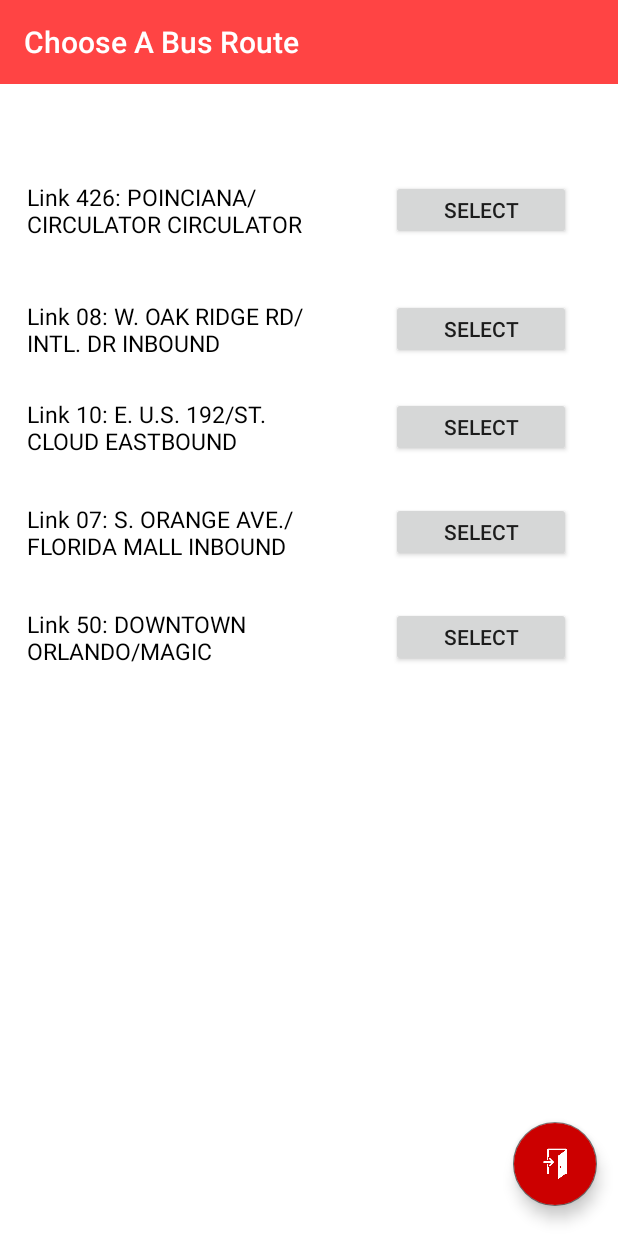
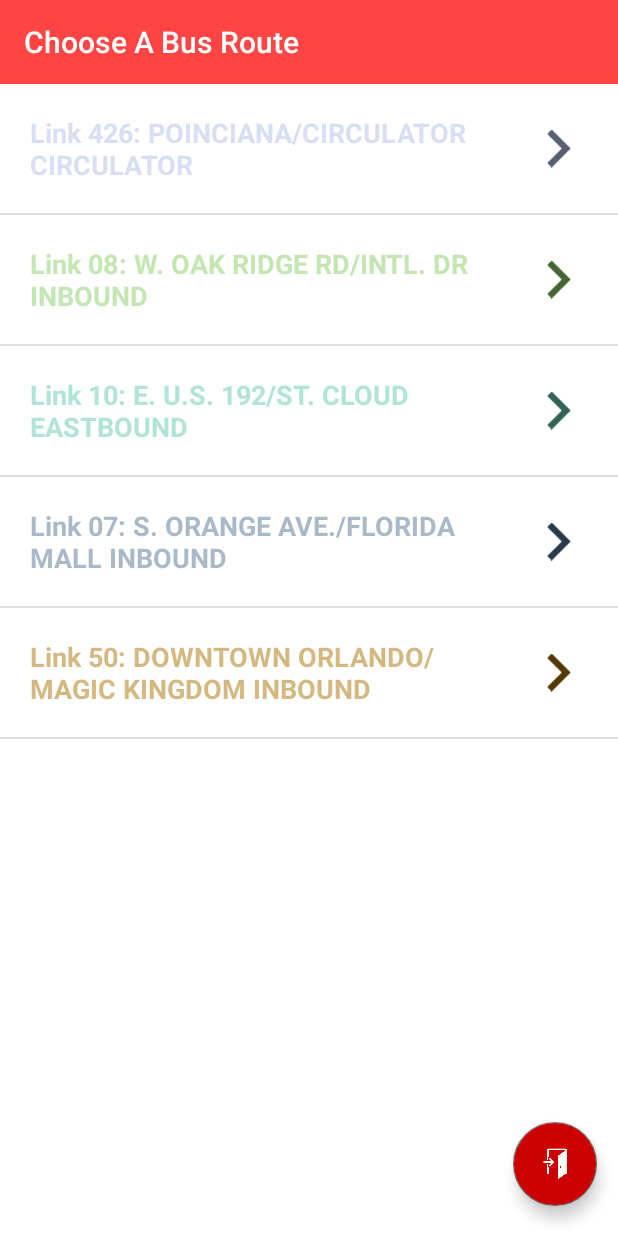
Before and after one commit to collinspeight/BusTracker, an Android app: the MainActivity screen opened directly, with no data from a screen before it, on a phone screen of 412 x 824 dp. Run offline under Robolectric (Android 15) with nearby library versions, the phone set to English and light mode, and no system bars; our stand-ins replace Firebase (no records; nobody signed in at launch, a user with empty details on screens opened directly).

Commit message:
UI Changes
Add:
List view for MainActivity
Colored text and icon for individual stops

```diff
--- a/app/src/main/java/com/example/harold/bustracker/MainActivity.java
+++ b/app/src/main/java/com/example/harold/bustracker/MainActivity.java
@@ -7,17 +7,30 @@
 import android.os.Bundle;
 import android.support.v7.widget.Toolbar;
 import android.view.View;
+import android.view.ViewGroup;
 import android.view.Window;
+import android.widget.AdapterView;
+import android.widget.BaseAdapter;
 import android.widget.Button;
+import android.widget.ImageView;
+import android.widget.ListView;
 import android.widget.TextView;
 import android.widget.Toast;
 
 import com.example.harold.bustracker.AccountActivity.LoginActivity;
 import com.google.firebase.auth.FirebaseAuth;
 
+import org.json.JSONException;
+
 public class MainActivity extends AppCompatActivity {
 
     private FirebaseAuth mAuth;
+    private String[] routeNames = {"Link 426: POINCIANA/CIRCULATOR CIRCULATOR", "Link 08: W. OAK RIDGE RD/INTL. DR INBOUND",
+                                    "Link 10: E. U.S. 192/ST. CLOUD EASTBOUND", "Link 07: S. ORANGE AVE./FLORIDA MALL INBOUND",
+                                    "Link 50: DOWNTOWN ORLANDO/MAGIC KINGDOM INBOUND"};
+    private String[] colors = {"B1BCE8", "89CD66", "63C9B3", "557393", "A87000"};
+
+    private int[] routeNumbers = {567, 424, 434, 423, 596};
 
     @Override
     protected void onCreate(Bundle savedInstanceState) {
@@ -32,82 +45,8 @@
         toolbar.setSubtitleTextColor(Color.WHITE);
 
         FloatingActionButton signOut = (FloatingActionButton) findViewById(R.id.fab_signout);
-        Button busStop1 = (Button) findViewById(R.id.button1);
-        Button busStop2 = (Button) findViewById(R.id.button2);
-        Button busStop3 = (Button) findViewById(R.id.button3);
-        Button busStop4 = (Button) findViewById(R.id.button4);
-        Button busStop5 = (Button) findViewById(R.id.button5);
-        final TextView textView1 = (TextView) findViewById(R.id.textView_route1);
-        final TextView textView2 = (TextView) findViewById(R.id.textView_route2);
-        final TextView textView3 = (TextView) findViewById(R.id.textView_route3);
-        final TextView textView4 = (TextView) findViewById(R.id.textView_route4);
-        final TextView textView5 = (TextView) findViewById(R.id.textView_route5);
 
-        textView1.setText(R.string.route1);
-        textView2.setText(R.string.route2);
-        textView3.setText(R.string.route3);
-        textView4.setText(R.string.route4);
-        textView5.setText(R.string.route5);
-
-        busStop1.setOnClickListener(new View.OnClickListener() {
-            @Override
-            public void onClick(View v) {
-                Intent i = new Intent(MainActivity.this, User.class);
-                i.putExtra("BusStop", 0);
-                i.putExtra("RouteNumber", 567);
-                i.putExtra("RouteName", textView1.getText());
-                startActivity(i);
-
-            }
-        });
-
-        busStop2.setOnClickListener(new View.OnClickListener() {
-            @Override
-            public void onClick(View v) {
-                Intent i = new Intent(MainActivity.this, User.class);
-                i.putExtra("BusStop", 1);
-                i.putExtra("RouteNumber", 424);
-                i.putExtra("RouteName", textView2.getText());
-                startActivity(i);
-
-            }
-        });
-
-        busStop3.setOnClickListener(new View.OnClickListener() {
-            @Override
-            public void onClick(View v) {
-                Intent i = new Intent(MainActivity.this, User.class);
-                i.putExtra("BusStop", 2);
-                i.putExtra("RouteNumber", 434);
-                i.putExtra("RouteName", textView3.getText());
-                startActivity(i);
-
-            }
-        });
-
-        busStop4.setOnClickListener(new View.OnClickListener() {
-            @Override
-            public void onClick(View v) {
-                Intent i = new Intent(MainActivity.this, User.class);
-                i.putExtra("BusStop", 3);
-                i.putExtra("RouteNumber", 423);
-                i.putExtra("RouteName", textView4.getText());
-                startActivity(i);
-
-            }
-        });
-
-        busStop5.setOnClickListener(new View.OnClickListener() {
-            @Override
-            public void onClick(View v) {
-                Intent i = new Intent(MainActivity.this, User.class);
-                i.putExtra("BusStop", 4);
-                i.putExtra("RouteNumber", 596);
-                i.putExtra("RouteName", textView5.getText());
-                startActivity(i);
-
-            }
-        });
+        populateListView();
 
         mAuth = FirebaseAuth.getInstance();
 
@@ -121,4 +60,60 @@
             }
         });
     }
+
+    private void populateListView() {
+
+
+        CustomAdapter customAdapter = new CustomAdapter();
+
+        ListView list = (ListView) findViewById(R.id.listview_route);
+        list.setAdapter(customAdapter);
+
+        list.setOnItemClickListener(new AdapterView.OnItemClickListener() {
+            @Override
+            public void onItemClick(AdapterView<?> parent, View view, int position, long id) {
+                Intent i = new Intent(MainActivity.this, User.class);
+                i.putExtra("BusSTop", position);
+                i.putExtra("RouteNumber", routeNumbers[position]);
+                i.putExtra("RouteName", routeNames[position]);
+                startActivity(i);
+                overridePendingTransition(R.anim.righttoleft,R.anim.stable);
+            }
+        }
+        );
+    }
+
+    class CustomAdapter extends BaseAdapter {
+
+        @Override
+        public int getCount() {
+            return routeNames.length;
+        }
+
+        @Override
+        public Object getItem(int i) {
+            return null;
+        }
+
+        @Override
+        public long getItemId(int i) {
+            return 0;
+        }
+
+        @Override
+        public View getView(int i, View view, ViewGroup viewGroup) {
+
+            view = getLayoutInflater().inflate(R.layout.route_item, null);
+
+            ImageView imageView = view.findViewById(R.id.imageView_route);
+            imageView.setColorFilter(Integer.decode("0x7f" + colors[i]));
+
+            TextView route = (TextView) view.findViewById(R.id.textview_route);
+            route.setTextColor(Integer.decode("0x7f" + colors[i]));
+            route.setText(routeNames[i]);
+
+
+            return view;
+        }
+    }
 }
--- /dev/null
+++ b/app/src/main/res/drawable/ic_keyboard_right_arrow_button.xml
@@ -0,0 +1,4 @@
+<vector android:height="25dp" android:viewportHeight="306.0"
+    android:viewportWidth="306.0" android:width="25dp" xmlns:android="http://schemas.android.com/apk/res/android">
+    <path android:fillColor="#FF000000" android:pathData="M94.35,0l-35.7,35.7l117.3,117.3l-117.3,117.3l35.7,35.7l153,-153z"/>
+</vector>
--- a/app/src/main/res/layout/activity_main.xml
+++ b/app/src/main/res/layout/activity_main.xml
@@ -11,113 +11,12 @@
     <android.support.v7.widget.Toolbar
         android:id="@+id/toolbar"
         android:layout_width="match_parent"
-        android:layout_height="?attr/actionBarSize"
+        android:layout_height="56dp"
         android:layout_alignParentStart="true"
         android:layout_alignParentTop="true"
-        android:background="?attr/colorPrimary"
+        android:background="@color/colorPrimary"
         android:theme="@style/ThemeOverlay.AppCompat.Dark.ActionBar" />
 
-    <TextView
-        android:id="@+id/textView_route1"
-        android:layout_width="190dp"
-        android:layout_height="wrap_content"
-        android:layout_alignBottom="@+id/button1"
-        android:layout_alignStart="@+id/textView_route2"
-        android:lines="2"
-        android:text="@string/route1"
-        android:textColor="@android:color/black"
-        android:textSize="15sp" />
-
-    <Button
-        android:id="@+id/button1"
-        android:layout_width="120dp"
-        android:layout_height="40dp"
-        android:layout_alignParentEnd="true"
-        android:layout_below="@+id/toolbar"
-        android:layout_marginEnd="31dp"
-        android:layout_marginTop="64dp"
-        android:text="Select" />
-
-    <TextView
-        android:id="@+id/textView_route2"
-        android:layout_width="190dp"
-        android:layout_height="wrap_content"
-        android:layout_above="@+id/button3"
-        android:layout_alignStart="@+id/textView_route3"
-        android:lines="2"
-        android:text="@string/route2"
-        android:textColor="@android:color/black"
-        android:textSize="15sp" />
-
-    <Button
-        android:id="@+id/button2"
-        android:layout_width="120dp"
-        android:layout_height="40dp"
-        android:layout_alignStart="@+id/button1"
-        android:layout_below="@+id/textView_route1"
-        android:layout_marginTop="39dp"
-        android:text="Select" />
-
-    <TextView
-        android:id="@+id/textView_route3"
-        android:layout_width="190dp"
-        android:layout_height="wrap_content"
-        android:layout_above="@+id/button4"
-        android:layout_alignParentStart="true"
-        android:layout_marginStart="18dp"
-        android:lines="2"
-        android:text="@string/route3"
-        android:textColor="@android:color/black"
-        android:textSize="15sp" />
-
-    <Button
-        android:id="@+id/button3"
-        android:layout_width="120dp"
-        android:layout_height="40dp"
-        android:layout_alignStart="@+id/button2"
-        android:layout_below="@+id/button2"
-        android:layout_marginTop="25dp"
-        android:text="Select" />
-
-    <TextView
-        android:id="@+id/textView_route4"
-        android:layout_width="190dp"
-        android:layout_height="wrap_content"
-        android:layout_above="@+id/button5"
-        android:layout_alignStart="@+id/textView_route3"
-        android:lines="2"
-        android:text="@string/route4"
-        android:textColor="@android:color/black"
-        android:textSize="15sp" />
-
-    <Button
-        android:id="@+id/button4"
-        android:layout_width="120dp"
-        android:layout_height="40dp"
-        android:layout_alignStart="@+id/button3"
-        android:layout_below="@+id/button3"
-        android:layout_marginTop="30dp"
-        android:text="Select" />
-
-    <TextView
-        android:id="@+id/textView_route5"
-        android:layout_width="190dp"
-        android:layout_height="wrap_content"
-        android:layout_alignBottom="@+id/button5"
-        android:layout_alignStart="@+id/textView_route4"
-        android:lines="2"
-        android:text="@string/route5"
-        android:textColor="@android:color/black"
-        android:textSize="15sp" />
-
-    <Button
-        android:id="@+id/button5"
-        android:layout_width="120dp"
-        android:layout_height="40dp"
-        android:layout_alignStart="@+id/button4"
-        android:layout_below="@+id/button4"
-        android:layout_marginTop="30dp"
-        android:text="Select" />
 
     <android.support.design.widget.FloatingActionButton
         android:id="@+id/fab_signout"
@@ -132,5 +31,12 @@
         android:tint="@android:color/white"
         app:srcCompat="@drawable/sign_out" />
 
+    <ListView
+        android:id="@+id/listview_route"
+        android:layout_width="match_parent"
+        android:layout_height="match_parent"
+        android:layout_alignParentStart="true"
+        android:layout_below="@+id/toolbar" />
+
 
 </RelativeLayout>
--- /dev/null
+++ b/app/src/main/res/layout/route_item.xml
@@ -0,0 +1,32 @@
+<?xml version="1.0" encoding="utf-8"?>
+<RelativeLayout xmlns:android="http://schemas.android.com/apk/res/android"
+    xmlns:app="http://schemas.android.com/apk/res-auto"
+    android:layout_width="match_parent"
+    android:layout_height="match_parent"
+    android:paddingTop="20dp"
+    android:paddingBottom="20dp">
+
+
+    <TextView
+        android:id="@+id/textview_route"
+        android:layout_width="300dp"
+        android:layout_height="wrap_content"
+        android:layout_marginStart="20dp"
+        android:ellipsize="end"
+        android:textStyle="bold"
+        android:lines="2"
+        android:text="@string/route1"
+        android:textSize="18sp" />
+
+    <ImageView
+        android:id="@+id/imageView_route"
+        android:layout_width="wrap_content"
+        android:layout_height="wrap_content"
+        android:layout_alignBottom="@+id/textview_route"
+        android:layout_alignParentTop="true"
+        android:layout_marginStart="40dp"
+        android:layout_toEndOf="@+id/textview_route"
+        app:srcCompat="@drawable/ic_keyboard_right_arrow_button"
+        android:tint="@color/colorPrimary"/>
+
+</RelativeLayout>
--- a/app/src/main/res/values/strings.xml
+++ b/app/src/main/res/values/strings.xml
@@ -18,8 +18,4 @@
     <string name="stop_logo">stop logo</string>
     <string name="stop_address">MAITLAND CENTER PKY AND N KELLER RD</string>
     <string name="route1">Link 426: POINCIANA/CIRCULATOR CIRCULATOR</string>
-    <string name="route2">Link 08: W. OAK RIDGE RD/INTL. DR INBOUND</string>
-    <string name="route3">Link 10: E. U.S. 192/ST. CLOUD EASTBOUND</string>
-    <string name="route4">Link 07: S. ORANGE AVE./FLORIDA MALL INBOUND</string>
-    <string name="route5">Link 50: DOWNTOWN ORLANDO/MAGIC KINGDOM INBOUND</string>>
 </resources>
```
